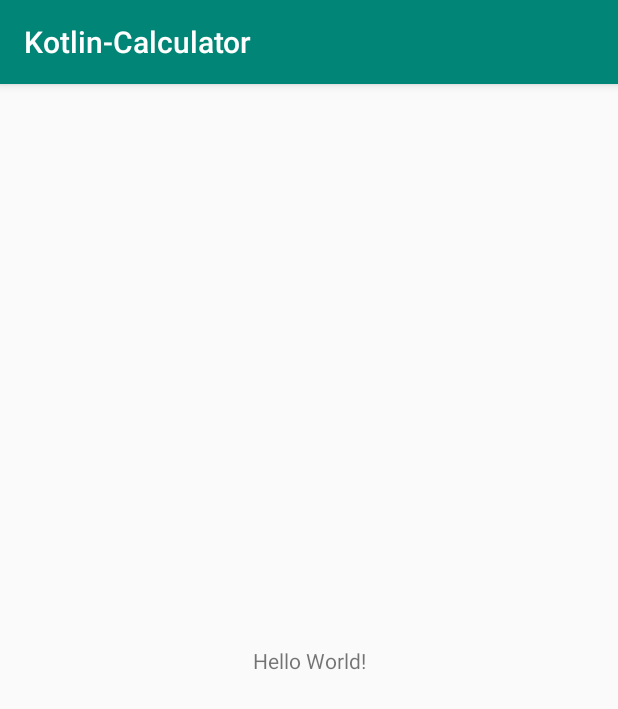
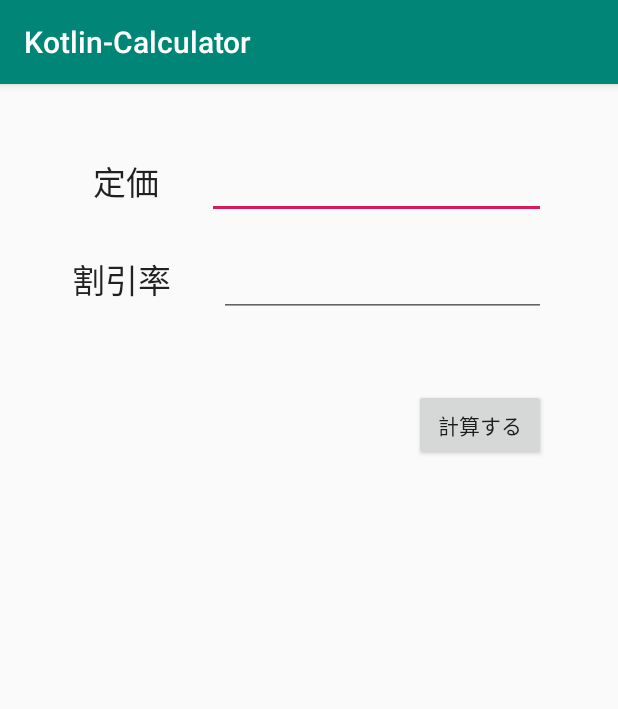
Before and after one commit to y-sumida/Kotlin-Calculator, an Android app: the screen it shows after launch (MainActivity), on a phone screen of 412 x 824 dp. Shown: the top 709 px of the screen. Run offline under Robolectric (Android 15) with nearby library versions, the phone set to English and light mode, and no system bars.

Commit message:
入力画面のレイアウト実装

```diff
--- a/app/src/main/res/layout/activity_main.xml
+++ b/app/src/main/res/layout/activity_main.xml
@@ -6,14 +6,45 @@
         android:layout_width="match_parent"
         android:layout_height="match_parent"
         tools:context=".MainActivity">
-
     <TextView
+            android:text="定価"
             android:layout_width="wrap_content"
             android:layout_height="wrap_content"
-        android:text="Hello World!"
-        app:layout_constraintBottom_toBottomOf="parent"
-        app:layout_constraintLeft_toLeftOf="parent"
-        app:layout_constraintRight_toRightOf="parent"
-        app:layout_constraintTop_toTopOf="parent" />
-
+            android:id="@+id/textView"
+            android:textAppearance="@style/TextAppearance.AppCompat.Large" android:layout_marginTop="48dp"
+            app:layout_constraintTop_toTopOf="parent"
+            android:layout_marginEnd="8dp" app:layout_constraintEnd_toEndOf="@+id/textView2"/>
+    <EditText
+            android:layout_width="0dp"
+            android:layout_height="wrap_content"
+            android:inputType="number"
+            android:ems="10"
+            android:id="@+id/price"
+            app:layout_constraintStart_toEndOf="@+id/textView" android:layout_marginStart="32dp"
+            app:layout_constraintEnd_toEndOf="parent" android:layout_marginEnd="48dp"
+            app:layout_constraintBaseline_toBaselineOf="@+id/textView"/>
+    <TextView
+            android:text="割引率"
+            android:layout_width="wrap_content"
+            android:layout_height="wrap_content"
+            android:id="@+id/textView2"
+            android:textAppearance="@style/TextAppearance.AppCompat.Large" android:layout_marginTop="32dp"
+            app:layout_constraintTop_toBottomOf="@+id/textView" android:layout_marginStart="48dp"
+            app:layout_constraintStart_toStartOf="parent"/>
+    <EditText
+            android:layout_width="0dp"
+            android:layout_height="wrap_content"
+            android:inputType="number"
+            android:ems="10"
+            android:id="@+id/editText2"
+            app:layout_constraintStart_toEndOf="@+id/textView2" android:layout_marginStart="32dp"
+            app:layout_constraintEnd_toEndOf="parent" android:layout_marginEnd="48dp"
+            app:layout_constraintBaseline_toBaselineOf="@+id/textView2"/>
+    <Button
+            android:text="計算する"
+            android:layout_width="wrap_content"
+            android:layout_height="wrap_content"
+            android:id="@+id/calculate" android:layout_marginTop="48dp"
+            app:layout_constraintTop_toBottomOf="@+id/editText2" app:layout_constraintEnd_toEndOf="parent"
+            android:layout_marginEnd="48dp"/>
 </android.support.constraint.ConstraintLayout>
```
Lines whose indentation alone changed are shown as unchanged.
